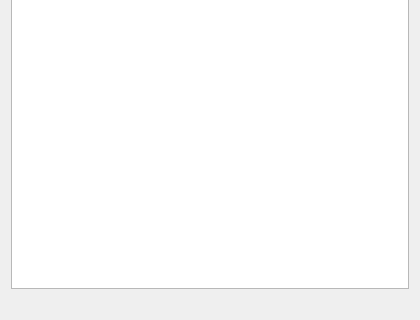
Qt form rosdetails.ui (rolker/camp) before a commit; both pictures show x 0 to 420 and y 214 to 534 of the 420 by 534 pixel window.
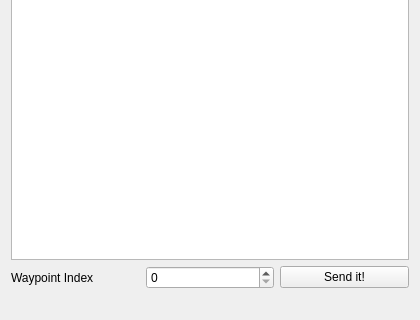
The same form after that commit.

Commit message: Added ability to update moos current index.

What changed in the file:
```diff
--- a/rosdetails.ui
+++ b/rosdetails.ui
@@ -42,6 +42,27 @@
    <item>
     <widget class="QTextBrowser" name="vehicleStatusTextBrowser"/>
    </item>
+   <item>
+    <layout class="QHBoxLayout" name="horizontalLayout">
+     <item>
+      <widget class="QLabel" name="sendWaypointIndexLabel">
+       <property name="text">
+        <string>Waypoint Index</string>
+       </property>
+      </widget>
+     </item>
+     <item>
+      <widget class="QSpinBox" name="sendWaypointSpinBox"/>
+     </item>
+     <item>
+      <widget class="QPushButton" name="sendWaypointIndexPushButton">
+       <property name="text">
+        <string>Send it!</string>
+       </property>
+      </widget>
+     </item>
+    </layout>
+   </item>
    <item>
     <widget class="QLabel" name="rangeBearingLabel">
      <property name="text">
```
The commit also changes 4 other files.
